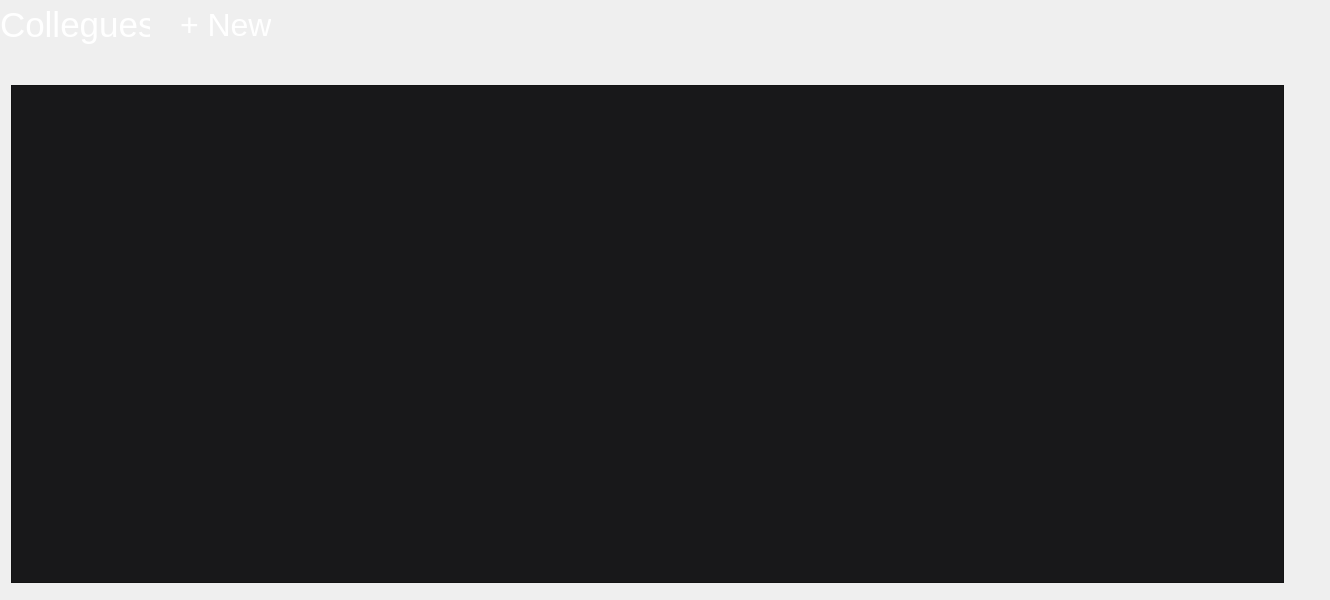
Old version of the form Views/Colleagues/ColleaguesView.ui in the repository oleksandrmelnychenko/noltapp.
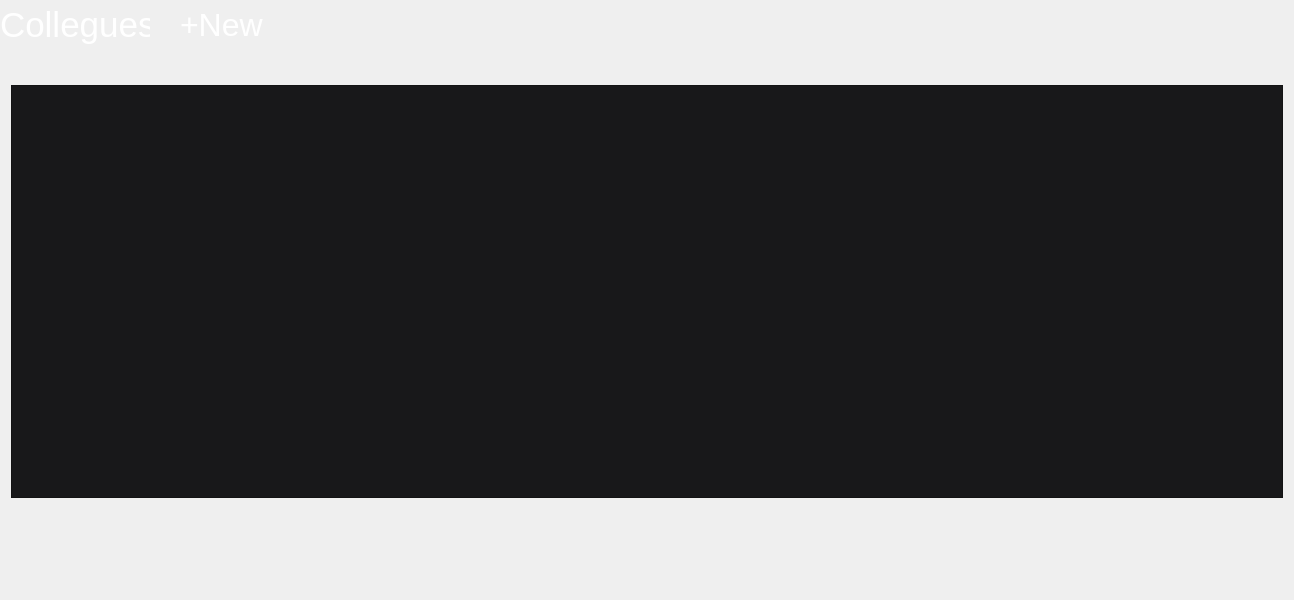
New version of the form.

Commit message: Correct design of main view

The edit to the form file:
```diff
--- a/Views/Colleagues/ColleaguesView.ui
+++ b/Views/Colleagues/ColleaguesView.ui
@@ -6,19 +6,19 @@
    <rect>
     <x>0</x>
     <y>0</y>
-    <width>1330</width>
+    <width>1294</width>
     <height>600</height>
    </rect>
   </property>
   <property name="minimumSize">
    <size>
-    <width>1330</width>
+    <width>1294</width>
     <height>600</height>
    </size>
   </property>
   <property name="maximumSize">
    <size>
-    <width>1330</width>
+    <width>1294</width>
     <height>600</height>
    </size>
   </property>
@@ -33,14 +33,20 @@
     <rect>
      <x>11</x>
      <y>85</y>
-     <width>1273</width>
-     <height>498</height>
+     <width>1272</width>
+     <height>413</height>
     </rect>
    </property>
    <property name="minimumSize">
     <size>
-     <width>1273</width>
-     <height>333</height>
+     <width>1272</width>
+     <height>413</height>
+    </size>
+   </property>
+   <property name="maximumSize">
+    <size>
+     <width>1272</width>
+     <height>413</height>
     </size>
    </property>
    <property name="autoFillBackground">
@@ -99,7 +105,7 @@
 </string>
    </property>
    <property name="text">
-    <string>+ New</string>
+    <string>+New</string>
    </property>
   </widget>
  </widget>
```
The commit also changes 3 other files.
